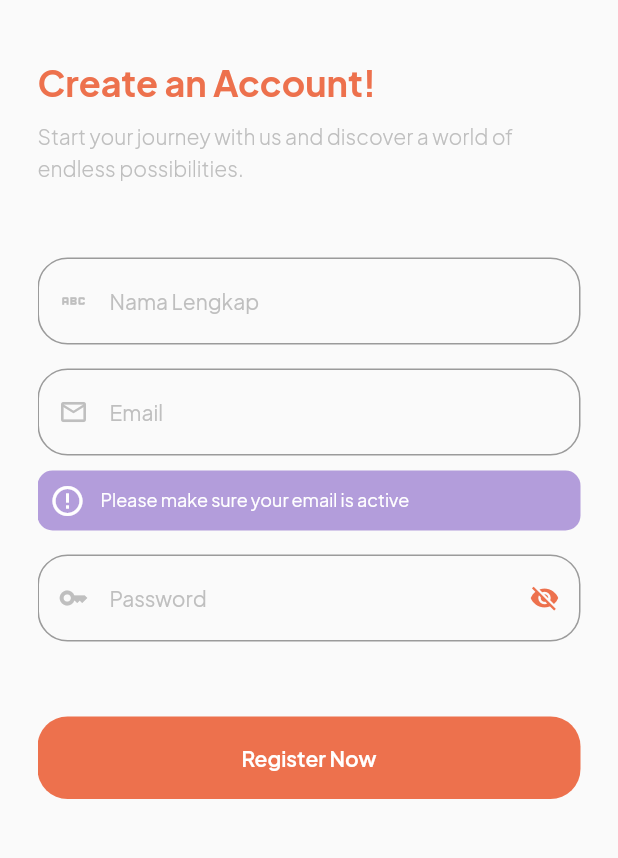
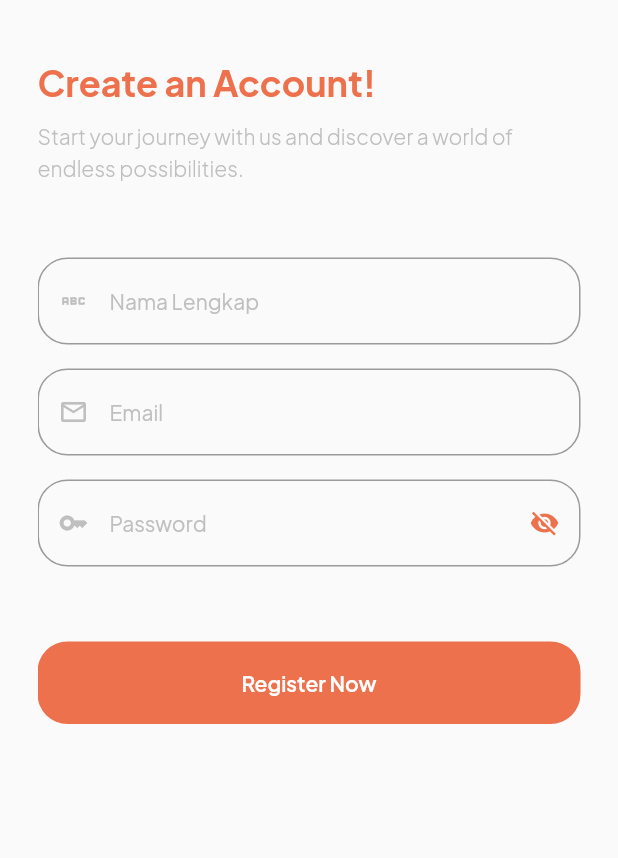
Before and after one commit to mohamadsafik/online_learning_app, a Flutter app: the screen it shows after launch, tab 2 chosen, on a phone screen of 412 x 824 dp, the part 98-956 px from its top. Run offline on Flutter 3.47's test engine with Material 2 defaults, Android fonts, the phone set to English and light mode, and no system bars; our stand-ins replace bloc, cloud_firestore, dropdown_button2, equatable, firebase_auth, firebase_core and 2 more; accounts and stored records are empty.

Commit message:
remove warning email active

```diff
--- a/lib/screens/auth/register_screen.dart
+++ b/lib/screens/auth/register_screen.dart
@@ -147,31 +147,6 @@ class _RegisterScreenState extends State<RegisterScreen> {
                     size: 20,
                     color: kGreyColor,
                   ),
-                ),
-              ),
-              const SizedBox(height: 10),
-              Container(
-                width: double.infinity,
-                padding: const EdgeInsets.all(8),
-                decoration: BoxDecoration(
-                  color: Colors.deepPurple.shade200,
-                  borderRadius: BorderRadius.circular(10),
-                ),
-                child: Row(
-                  children: [
-                    const Icon(
-                      Icons.error_outline,
-                      color: Colors.white,
-                    ),
-                    const SizedBox(width: 10),
-                    Text(
-                      'Please make sure your email is active',
-                      style: whiteTextStyle.copyWith(
-                        fontSize: 12,
-                        fontWeight: regular,
-                      ),
-                    ),
-                  ],
                 ),
               ),
               const SizedBox(height: 16),
```
